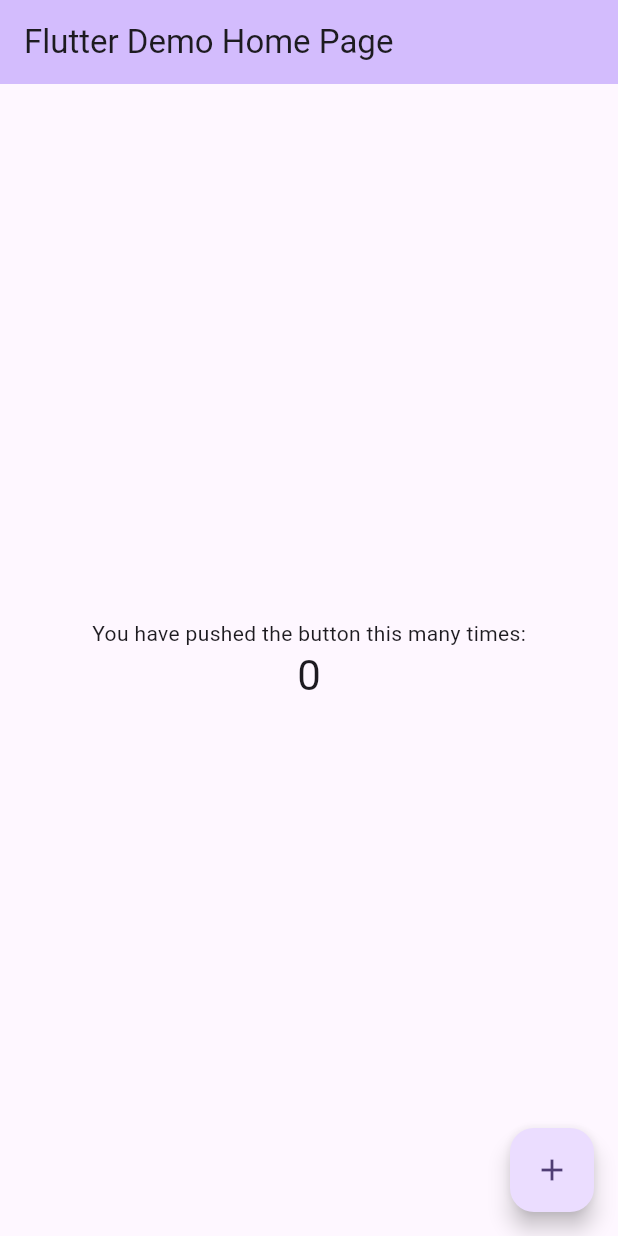
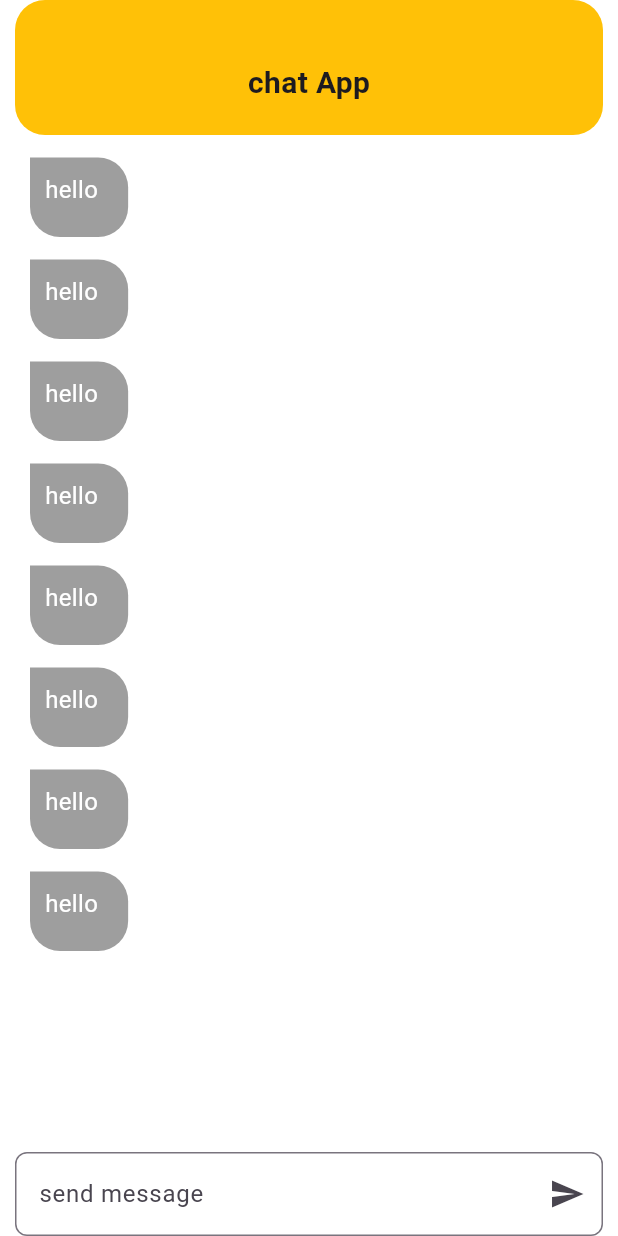
Before and after one commit to 3bdulrahmanMahmoud/Chat-app, a Flutter app: the screen it shows after launch, on a phone screen of 412 x 824 dp. Run offline on Flutter 3.47's test engine with Material 3 defaults, Android fonts, the phone set to English and light mode, and no system bars; our stand-ins replace go_router.

Commit message:
chatBody

```diff
--- /dev/null
+++ b/lib/chat_View.dart
@@ -0,0 +1,82 @@
+import 'package:flutter/material.dart';
+
+class ChatView extends StatelessWidget {
+  const ChatView({super.key});
+
+  @override
+  Widget build(BuildContext context) {
+    return Scaffold(
+      body: Padding(
+        padding: const EdgeInsets.symmetric(horizontal: 10.0),
+        child: Column(
+          children: [
+            Container(
+                height: 90,
+                decoration: BoxDecoration(
+                    color: Colors.amber,
+                    borderRadius: BorderRadius.circular(20)),
+                alignment: Alignment.bottomCenter,
+                padding: const EdgeInsets.only(
+                    top: 10, left: 10, right: 10, bottom: 20),
+                child: const Text(
+                  "chat App",
+                  style: TextStyle(fontSize: 20, fontWeight: FontWeight.bold),
+                )),
+            Expanded(
+              child: ListView.builder(
+                itemBuilder: (context, i) {
+                  return ChatBubble(text: "hello");
+                },
+                itemCount: 8,
+              ),
+            ),
+            TextField(
+              decoration: InputDecoration(
+                suffixIcon: Icon(Icons.send),
+                labelText: "send message",
+                border: getBorderStyle(),
+                focusedBorder: getBorderStyle(),
+              ),
+            )
+          ],
+        ),
+      ),
+    );
+  }
+}
+
+class ChatBubble extends StatelessWidget {
+  const ChatBubble({
+    super.key,
+    required this.text,
+  });
+  final String text;
+
+  @override
+  Widget build(BuildContext context) {
+    return Align(
+      alignment: Alignment.centerLeft,
+      child: Container(
+        padding:
+            const EdgeInsets.only(top: 10, right: 20, left: 10, bottom: 20),
+        margin: const EdgeInsets.only(left: 10, top: 15),
+        decoration: BoxDecoration(
+            color: Colors.grey,
+            borderRadius: const BorderRadius.only(
+              topRight: Radius.circular(20),
+              bottomLeft: Radius.circular(20),
+              bottomRight: Radius.circular(20),
+            )),
+        child: Text(text, style: TextStyle(fontSize: 16, color: Colors.white)
+            // customStringStyle.Poppins500Style16.copyWith(color: Colors.white),
+            ),
+      ),
+    );
+  }
+}
+
+OutlineInputBorder getBorderStyle() {
+  return OutlineInputBorder(
+      borderRadius: BorderRadius.circular(8),
+      borderSide: BorderSide(color: Colors.grey));
+}
--- a/lib/main.dart
+++ b/lib/main.dart
@@ -1,125 +1,27 @@
 import 'package:flutter/material.dart';
+import 'package:go_router/go_router.dart';
+import 'package:n/chat_View.dart';
 
-void main() {
-  runApp(const MyApp());
+void main() async {
+  runApp(const ChatApp());
 }
 
-class MyApp extends StatelessWidget {
-  const MyApp({super.key});
+class ChatApp extends StatelessWidget {
+  const ChatApp({super.key});
 
-  // This widget is the root of your application.
   @override
   Widget build(BuildContext context) {
-    return MaterialApp(
-      title: 'Flutter Demo',
+    return MaterialApp.router(
+      debugShowCheckedModeBanner: false,
       theme: ThemeData(
-        // This is the theme of your application.
-        //
-        // TRY THIS: Try running your application with "flutter run". You'll see
-        // the application has a purple toolbar. Then, without quitting the app,
-        // try changing the seedColor in the colorScheme below to Colors.green
-        // and then invoke "hot reload" (save your changes or press the "hot
-        // reload" button in a Flutter-supported IDE, or press "r" if you used
-        // the command line to start the app).
-        //
-        // Notice that the counter didn't reset back to zero; the application
-        // state is not lost during the reload. To reset the state, use hot
-        // restart instead.
-        //
-        // This works for code too, not just values: Most code changes can be
-        // tested with just a hot reload.
-        colorScheme: ColorScheme.fromSeed(seedColor: Colors.deepPurple),
-        useMaterial3: true,
-      ),
-      home: const MyHomePage(title: 'Flutter Demo Home Page'),
+          scaffoldBackgroundColor: Colors.white,
+          dialogBackgroundColor: Colors.brown[300]),
+      routerConfig: router,
     );
   }
 }
 
-class MyHomePage extends StatefulWidget {
-  const MyHomePage({super.key, required this.title});
-
-  // This widget is the home page of your application. It is stateful, meaning
-  // that it has a State object (defined below) that contains fields that affect
-  // how it looks.
-
-  // This class is the configuration for the state. It holds the values (in this
-  // case the title) provided by the parent (in this case the App widget) and
-  // used by the build method of the State. Fields in a Widget subclass are
-  // always marked "final".
-
-  final String title;
-
-  @override
-  State<MyHomePage> createState() => _MyHomePageState();
-}
-
-class _MyHomePageState extends State<MyHomePage> {
-  int _counter = 0;
-
-  void _incrementCounter() {
-    setState(() {
-      // This call to setState tells the Flutter framework that something has
-      // changed in this State, which causes it to rerun the build method below
-      // so that the display can reflect the updated values. If we changed
-      // _counter without calling setState(), then the build method would not be
-      // called again, and so nothing would appear to happen.
-      _counter++;
-    });
-  }
-
-  @override
-  Widget build(BuildContext context) {
-    // This method is rerun every time setState is called, for instance as done
-    // by the _incrementCounter method above.
-    //
-    // The Flutter framework has been optimized to make rerunning build methods
-    // fast, so that you can just rebuild anything that needs updating rather
-    // than having to individually change instances of widgets.
-    return Scaffold(
-      appBar: AppBar(
-        // TRY THIS: Try changing the color here to a specific color (to
-        // Colors.amber, perhaps?) and trigger a hot reload to see the AppBar
-        // change color while the other colors stay the same.
-        backgroundColor: Theme.of(context).colorScheme.inversePrimary,
-        // Here we take the value from the MyHomePage object that was created by
-        // the App.build method, and use it to set our appbar title.
-        title: Text(widget.title),
-      ),
-      body: Center(
-        // Center is a layout widget. It takes a single child and positions it
-        // in the middle of the parent.
-        child: Column(
-          // Column is also a layout widget. It takes a list of children and
-          // arranges them vertically. By default, it sizes itself to fit its
-          // children horizontally, and tries to be as tall as its parent.
-          //
-          // Column has various properties to control how it sizes itself and
-          // how it positions its children. Here we use mainAxisAlignment to
-          // center the children vertically; the main axis here is the vertical
-          // axis because Columns are vertical (the cross axis would be
-          // horizontal).
-          //
-          // TRY THIS: Invoke "debug painting" (choose the "Toggle Debug Paint"
-          // action in the IDE, or press "p" in the console), to see the
-          // wireframe for each widget.
-          mainAxisAlignment: MainAxisAlignment.center,
-          children: <Widget>[
-            const Text(
-              'You have pushed the button this many times:',
-            ),
-            Text(
-              '$_counter',
-              style: Theme.of(context).textTheme.headlineMedium,
-            ),
-          ],
-        ),
-      ),
-      floatingActionButton: FloatingActionButton(
-        onPressed: _incrementCounter,
-        tooltip: 'Increment',
-        child: const Icon(Icons.add),
-      ), // This trailing comma makes auto-formatting nicer for build methods.
-    );
-  }
-}
+final GoRouter router = GoRouter(routes:
+[
+  GoRoute(path: '/',builder: (context, state) => ChatView(),)
+]);
```
Also changed, not shown: pubspec.yaml (+4 -12 lines), pubspec.lock.
